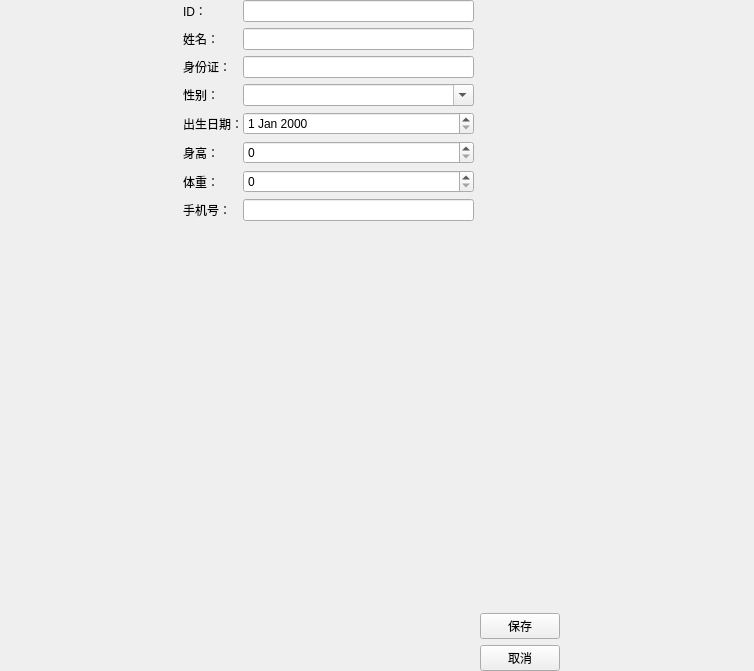
The window that patienteditview.ui (Young-abc/Lab4_Repository) describes before a commit, drawn with Qt 5.
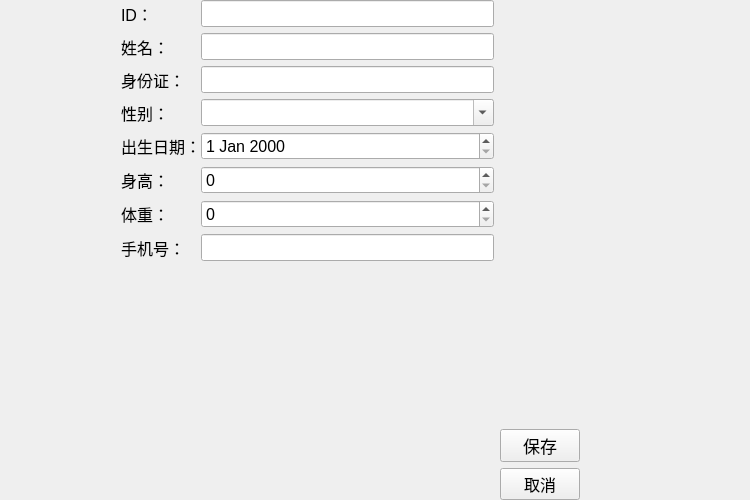
The same window after the commit.

The edit to the form file:
```diff
--- a/patienteditview.ui
+++ b/patienteditview.ui
@@ -6,8 +6,8 @@
    <rect>
     <x>0</x>
     <y>0</y>
-    <width>754</width>
-    <height>671</height>
+    <width>750</width>
+    <height>500</height>
    </rect>
   </property>
   <property name="windowTitle">
@@ -48,36 +48,74 @@
        </property>
        <item row="0" column="0">
         <widget class="QLabel" name="label">
+         <property name="font">
+          <font>
+           <pointsize>12</pointsize>
+          </font>
+         </property>
          <property name="text">
           <string>ID：</string>
          </property>
         </widget>
        </item>
        <item row="0" column="1">
-        <widget class="QLineEdit" name="lineEdit"/>
+        <widget class="QLineEdit" name="lineEdit">
+         <property name="font">
+          <font>
+           <pointsize>12</pointsize>
+          </font>
+         </property>
+        </widget>
        </item>
        <item row="1" column="0">
         <widget class="QLabel" name="label_2">
+         <property name="font">
+          <font>
+           <pointsize>12</pointsize>
+          </font>
+         </property>
          <property name="text">
           <string>姓名：</string>
          </property>
         </widget>
        </item>
        <item row="1" column="1">
-        <widget class="QLineEdit" name="lineEdit_2"/>
+        <widget class="QLineEdit" name="lineEdit_2">
+         <property name="font">
+          <font>
+           <pointsize>12</pointsize>
+          </font>
+         </property>
+        </widget>
        </item>
        <item row="2" column="0">
         <widget class="QLabel" name="label_3">
+         <property name="font">
+          <font>
+           <pointsize>12</pointsize>
+          </font>
+         </property>
          <property name="text">
           <string>身份证：</string>
          </property>
         </widget>
        </item>
        <item row="2" column="1">
-        <widget class="QLineEdit" name="lineEdit_3"/>
+        <widget class="QLineEdit" name="lineEdit_3">
+         <property name="font">
+          <font>
+           <pointsize>12</pointsize>
+          </font>
+         </property>
+        </widget>
        </item>
        <item row="3" column="0">
         <widget class="QLabel" name="label_4">
+         <property name="font">
+          <font>
+           <pointsize>12</pointsize>
+          </font>
+         </property>
          <property name="text">
           <string>性别：</string>
          </property>
@@ -85,6 +123,11 @@
        </item>
        <item row="3" column="1">
         <widget class="QFontComboBox" name="fontComboBox">
+         <property name="font">
+          <font>
+           <pointsize>12</pointsize>
+          </font>
+         </property>
          <property name="currentText">
           <string/>
          </property>
@@ -92,43 +135,87 @@
        </item>
        <item row="4" column="0">
         <widget class="QLabel" name="label_8">
+         <property name="font">
+          <font>
+           <pointsize>12</pointsize>
+          </font>
+         </property>
          <property name="text">
           <string>出生日期：</string>
          </property>
         </widget>
        </item>
        <item row="4" column="1">
-        <widget class="QDateEdit" name="dateEdit"/>
+        <widget class="QDateEdit" name="dateEdit">
+         <property name="font">
+          <font>
+           <pointsize>12</pointsize>
+          </font>
+         </property>
+        </widget>
        </item>
        <item row="5" column="0">
         <widget class="QLabel" name="label_5">
+         <property name="font">
+          <font>
+           <pointsize>12</pointsize>
+          </font>
+         </property>
          <property name="text">
           <string>身高：</string>
          </property>
         </widget>
        </item>
        <item row="5" column="1">
-        <widget class="QSpinBox" name="spinBox"/>
+        <widget class="QSpinBox" name="spinBox">
+         <property name="font">
+          <font>
+           <pointsize>12</pointsize>
+          </font>
+         </property>
+        </widget>
        </item>
        <item row="6" column="0">
         <widget class="QLabel" name="label_7">
+         <property name="font">
+          <font>
+           <pointsize>12</pointsize>
+          </font>
+         </property>
          <property name="text">
           <string>体重：</string>
          </property>
         </widget>
        </item>
        <item row="6" column="1">
-        <widget class="QSpinBox" name="spinBox_2"/>
+        <widget class="QSpinBox" name="spinBox_2">
+         <property name="font">
+          <font>
+           <pointsize>12</pointsize>
+          </font>
+         </property>
+        </widget>
        </item>
        <item row="7" column="0">
         <widget class="QLabel" name="label_6">
+         <property name="font">
+          <font>
+           <pointsize>12</pointsize>
+          </font>
+         </property>
          <property name="text">
           <string>手机号：</string>
          </property>
         </widget>
        </item>
        <item row="7" column="1">
-        <widget class="QLineEdit" name="lineEdit_4"/>
+        <widget class="QLineEdit" name="lineEdit_4">
+         <property name="font">
+          <font>
+           <pointsize>12</pointsize>
+          </font>
+         </property>
+        </widget>
        </item>
       </layout>
      </item>
@@ -149,6 +236,11 @@
        </item>
        <item>
         <widget class="QPushButton" name="pushButton_2">
+         <property name="font">
+          <font>
+           <pointsize>13</pointsize>
+          </font>
+         </property>
          <property name="text">
           <string>保存</string>
          </property>
@@ -156,6 +248,11 @@
        </item>
        <item>
         <widget class="QPushButton" name="pushButton">
+         <property name="font">
+          <font>
+           <pointsize>12</pointsize>
+          </font>
+         </property>
          <property name="text">
           <string>取消</string>
          </property>
```
Left out of the diff: 28 changed lines with no effect on the pictures.
